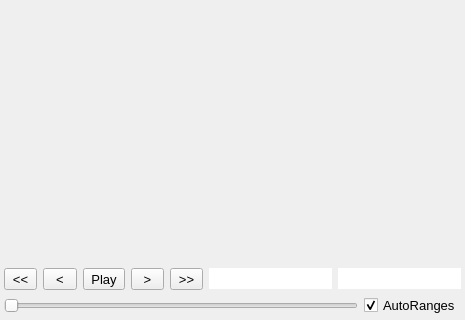
SmileiPIC/Smilei, file scripts/TPUPMC/smileiQt.ui: the form before one commit; both pictures show x 0 to 465 and y 255 to 575 of the 465 by 575 pixel window.
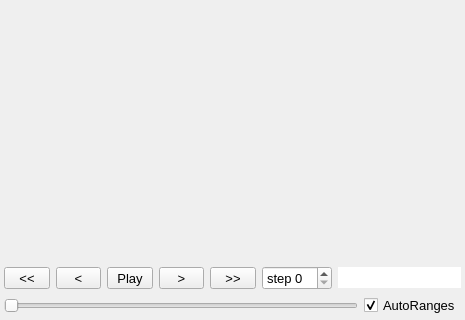
The form after the commit.

Diff of the .ui file:
```diff
--- a/scripts/TPUPMC/smileiQt.ui
+++ b/scripts/TPUPMC/smileiQt.ui
@@ -155,15 +155,9 @@
         </widget>
        </item>
        <item>
-        <widget class="QLineEdit" name="stepText">
-         <property name="frame">
-          <bool>false</bool>
-         </property>
-         <property name="alignment">
-          <set>Qt::AlignCenter</set>
-         </property>
-         <property name="readOnly">
-          <bool>true</bool>
+        <widget class="QSpinBox" name="spinStep">
+         <property name="prefix">
+          <string>step </string>
          </property>
         </widget>
        </item>
```
